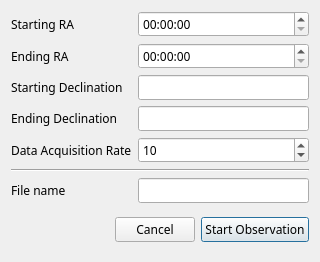
The window that threepio/layouts/obs.ui (finnjames/verdant-shores) describes before a commit, drawn with Qt 5.
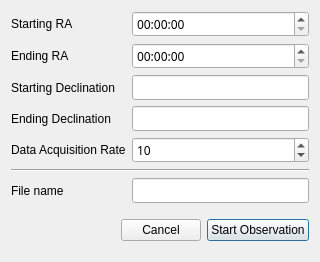
The same window after the commit.

Patch:
```diff
--- a/threepio/layouts/obs.ui
+++ b/threepio/layouts/obs.ui
@@ -16,11 +16,6 @@
   <layout class="QGridLayout" name="gridLayout">
    <item row="0" column="1">
     <widget class="QLabel" name="start_label">
-     <property name="font">
-      <font>
-       <family>Iosevka Aile</family>
-      </font>
-     </property>
      <property name="text">
       <string>Starting RA</string>
      </property>
@@ -64,11 +59,6 @@
    </item>
    <item row="2" column="1">
     <widget class="QLabel" name="start_dec_label">
-     <property name="font">
-      <font>
-       <family>Iosevka Aile</family>
-      </font>
-     </property>
      <property name="text">
       <string>Starting Declination</string>
      </property>
@@ -79,11 +69,6 @@
    </item>
    <item row="4" column="1">
     <widget class="QLabel" name="end_dec_label">
-     <property name="font">
-      <font>
-       <family>Iosevka Aile</family>
-      </font>
-     </property>
      <property name="text">
       <string>Ending Declination</string>
      </property>
@@ -118,11 +103,6 @@
    </item>
    <item row="1" column="1">
     <widget class="QLabel" name="end_label">
-     <property name="font">
-      <font>
-       <family>Iosevka Aile</family>
-      </font>
-     </property>
      <property name="text">
       <string>Ending RA</string>
      </property>
@@ -155,11 +135,6 @@
    </item>
    <item row="6" column="1">
     <widget class="QLabel" name="data_acquisition_rate_label">
-     <property name="font">
-      <font>
-       <family>Iosevka Aile</family>
-      </font>
-     </property>
      <property name="text">
       <string>Data Acquisition Rate</string>
      </property>
@@ -173,11 +148,6 @@
    </item>
    <item row="8" column="1">
     <widget class="QLabel" name="file_name_label">
-     <property name="font">
-      <font>
-       <family>Iosevka Aile</family>
-      </font>
-     </property>
      <property name="text">
       <string>File name</string>
      </property>
@@ -203,11 +173,6 @@
       </property>
       <item row="0" column="2">
        <widget class="QPushButton" name="accept_button">
-        <property name="font">
-         <font>
-          <family>Iosevka Aile</family>
-         </font>
-        </property>
         <property name="text">
          <string>Start Observation</string>
         </property>
@@ -215,11 +180,6 @@
       </item>
       <item row="0" column="1">
        <widget class="QPushButton" name="cancel_button">
-        <property name="font">
-         <font>
-          <family>Iosevka Aile</family>
-         </font>
-        </property>
         <property name="text">
          <string>Cancel</string>
         </property>
```
